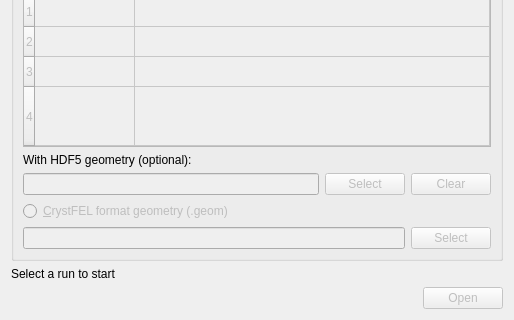
The window that geoAssembler/qt/editor/start.ui (European-XFEL/geoAssembler) describes before a commit, drawn with Qt 5; both pictures show x 0 to 514 and y 170 to 490 of the 514 by 490 pixel window.
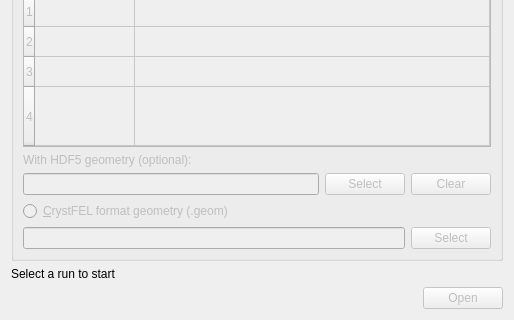
The same window after the commit.

Commit message: Grey out label for HDF5 geometry when not available

What changed in the file:
```diff
--- a/geoAssembler/qt/editor/start.ui
+++ b/geoAssembler/qt/editor/start.ui
@@ -143,6 +143,9 @@
       </item>
       <item>
        <widget class="QLabel" name="label_h5_geom">
+        <property name="enabled">
+         <bool>false</bool>
+        </property>
         <property name="text">
          <string>With HDF5 geometry (optional):</string>
         </property>
```
The commit also changes 1 other file.
